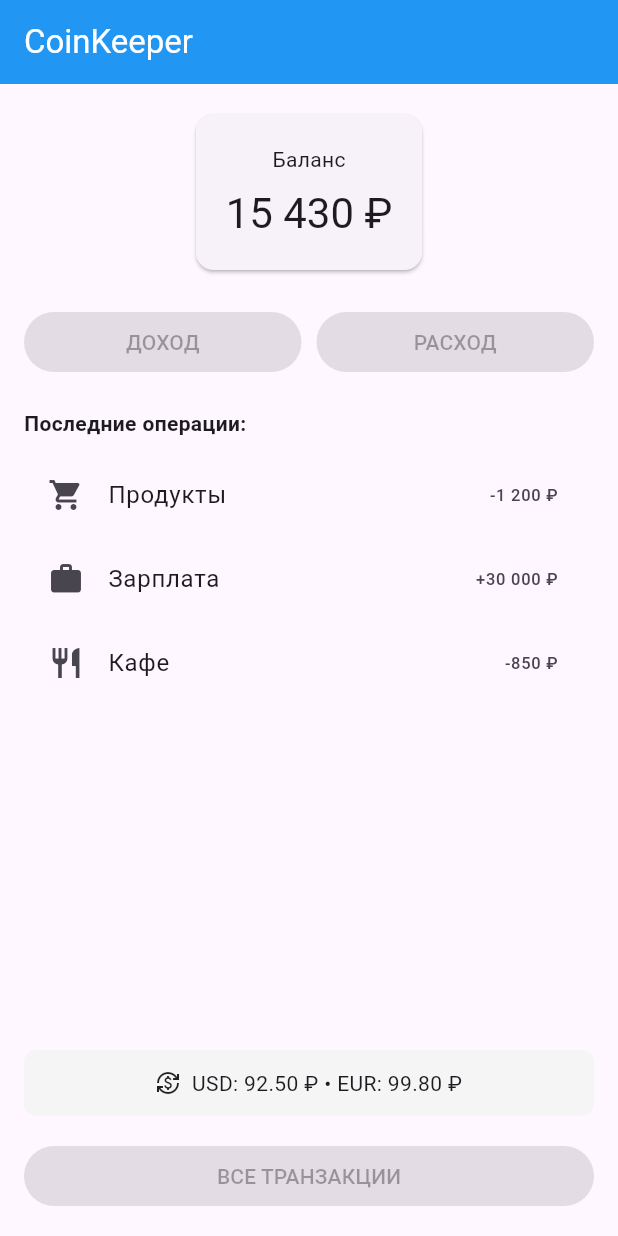
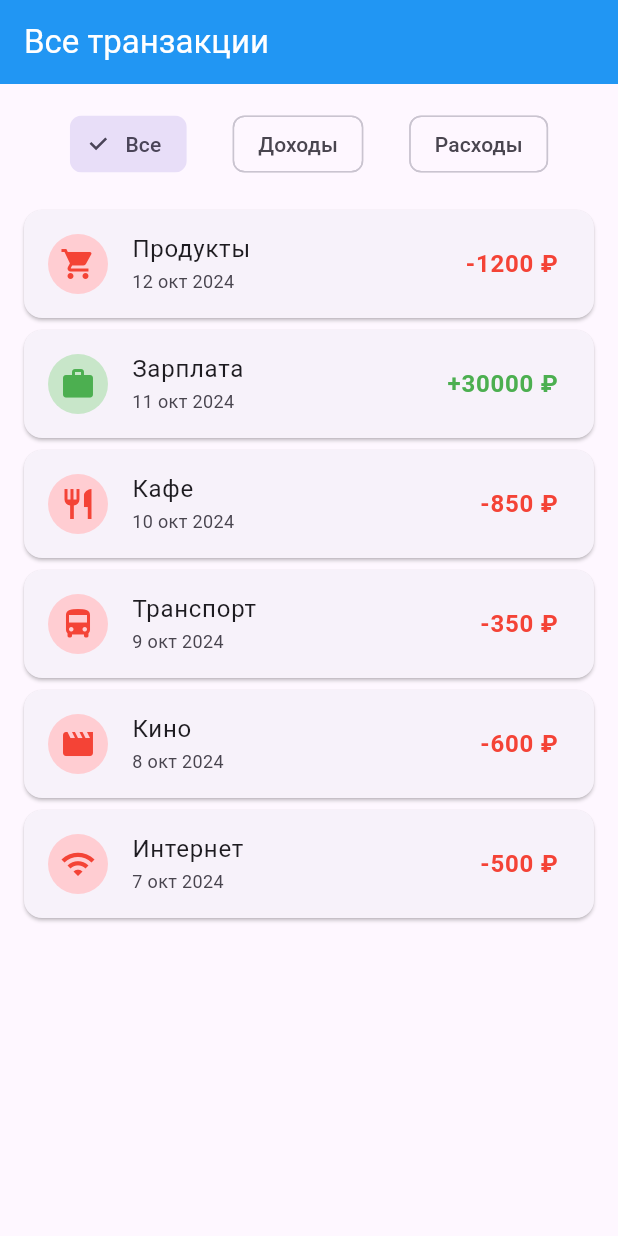
Before and after one commit to Denewmel/coin-keeper, a Flutter app: the screen it shows after launch, on a phone screen of 412 x 824 dp. Run offline on Flutter 3.47's test engine with Material 3 defaults, Android fonts, the phone set to English and light mode, and no system bars.

Commit message:
Завершена вёрстка экранов (добавлен 2-ой экран transactions_screen)

```diff
--- a/lib/main.dart
+++ b/lib/main.dart
@@ -1,5 +1,6 @@
 import 'package:flutter/material.dart';
 import 'screens/home_screen.dart';
+import 'screens/transactions_screen.dart';
 
 void main() {
   runApp(const MainApp());
@@ -11,7 +12,8 @@ class MainApp extends StatelessWidget {
   @override
   Widget build(BuildContext context) {
     return const MaterialApp(
-      home: HomeScreen()
+      home: TransactionsScreen()
+      //home: HomeScreen()
     );
   }
 }
--- /dev/null
+++ b/lib/screens/transactions_screen.dart
@@ -0,0 +1,137 @@
+import 'package:flutter/material.dart';
+
+class TransactionsScreen extends StatelessWidget {
+  const TransactionsScreen({super.key});
+
+  @override
+  Widget build(BuildContext context) {
+    return Scaffold(
+      appBar: AppBar(
+        title: const Text('Все транзакции'),
+        backgroundColor: Colors.blue,
+        foregroundColor: Colors.white,
+      ),
+      body: Column(
+        children: [
+          // Фильтры
+          Padding(
+            padding: const EdgeInsets.all(16.0),
+            child: Row(
+              mainAxisAlignment: MainAxisAlignment.spaceEvenly,
+              children: [
+                FilterChip(
+                  label: const Text('Все'),
+                  selected: true,
+                  onSelected: (bool value) {},
+                ),
+                FilterChip(
+                  label: const Text('Доходы'),
+                  selected: false,
+                  onSelected: (bool value) {},
+                ),
+                FilterChip(
+                  label: const Text('Расходы'),
+                  selected: false,
+                  onSelected: (bool value) {},
+                ),
+              ],
+            ),
+          ),
+
+          // Список транзакций
+          Expanded(
+            child: ListView(
+              children: const [
+                TransactionItem(
+                  title: 'Продукты',
+                  amount: -1200,
+                  date: '12 окт 2024',
+                  icon: Icons.shopping_cart,
+                ),
+                TransactionItem(
+                  title: 'Зарплата',
+                  amount: 30000,
+                  date: '11 окт 2024',
+                  icon: Icons.work,
+                ),
+                TransactionItem(
+                  title: 'Кафе',
+                  amount: -850,
+                  date: '10 окт 2024',
+                  icon: Icons.restaurant,
+                ),
+                TransactionItem(
+                  title: 'Транспорт',
+                  amount: -350,
+                  date: '9 окт 2024',
+                  icon: Icons.directions_bus,
+                ),
+                TransactionItem(
+                  title: 'Кино',
+                  amount: -600,
+                  date: '8 окт 2024',
+                  icon: Icons.movie,
+                ),
+                TransactionItem(
+                  title: 'Интернет',
+                  amount: -500,
+                  date: '7 окт 2024',
+                  icon: Icons.wifi,
+                ),
+              ],
+            ),
+          ),
+        ],
+      ),
+    );
+  }
+}
+
+class TransactionItem extends StatelessWidget {
+  final String title;
+  final int amount;
+  final String date;
+  final IconData icon;
+
+  const TransactionItem({
+    super.key,
+    required this.title,
+    required this.amount,
+    required this.date,
+    required this.icon,
+  });
+
+  @override
+  Widget build(BuildContext context) {
+    return Card(
+      margin: const EdgeInsets.symmetric(horizontal: 16, vertical: 4),
+      child: ListTile(
+        leading: Container(
+          width: 40,
+          height: 40,
+          decoration: BoxDecoration(
+            color: amount > 0 ? Colors.green.shade100 : Colors.red.shade100,
+            shape: BoxShape.circle,
+          ),
+          child: Icon(
+            icon,
+            color: amount > 0 ? Colors.green : Colors.red,
+          ),
+        ),
+        title: Text(title),
+        subtitle: Text(
+          date,
+          style: const TextStyle(fontSize: 12),
+        ),
+        trailing: Text(
+          '${amount > 0 ? '+' : ''}${amount.toString()} ₽',
+          style: TextStyle(
+            color: amount > 0 ? Colors.green : Colors.red,
+            fontWeight: FontWeight.bold,
+            fontSize: 16,
+          ),
+        ),
+      ),
+    );
+  }
+}
```
